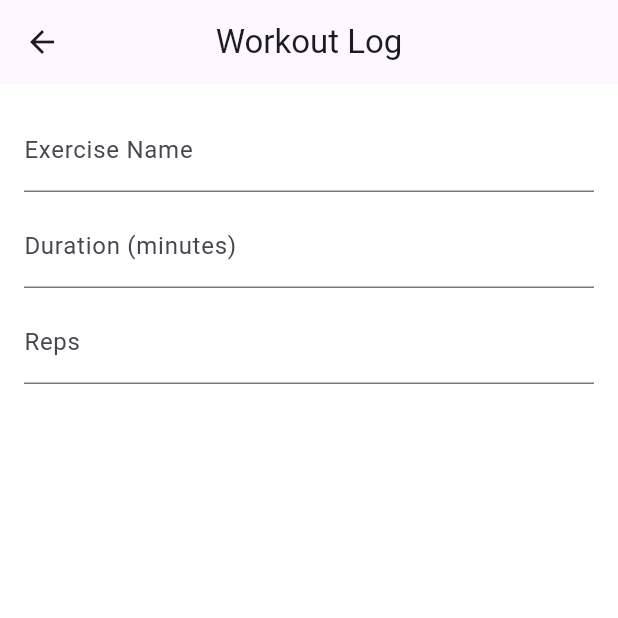
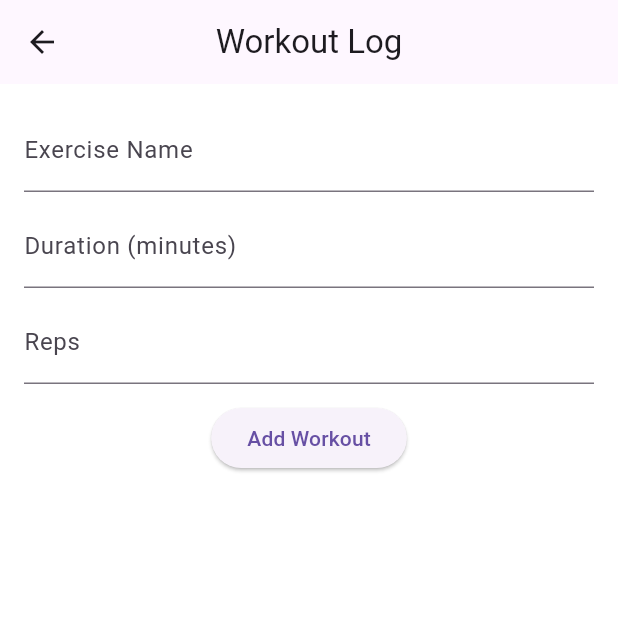
Before and after one commit to 002891677/Group_Project1, a Flutter app: the WorkoutLogScreen screen opened directly, on a phone screen of 412 x 824 dp, the top half of it. Run offline on Flutter 3.47's test engine with Material 3 defaults, Android fonts, the phone set to English and light mode, and no system bars.

Commit message:
feat(workout): add Add Workout button with empty handler

```diff
--- a/lib/screens/workout_log.dart
+++ b/lib/screens/workout_log.dart
@@ -10,6 +10,10 @@ class _WorkoutLogScreenState extends State<WorkoutLogScreen> {
   final _nameCtrl = TextEditingController();
   final _durationCtrl = TextEditingController();
   final _repsCtrl = TextEditingController();
+
+  void _addWorkout() {
+    // will implement next step
+  }
 
   @override
   Widget build(BuildContext context) {
@@ -33,6 +37,9 @@ class _WorkoutLogScreenState extends State<WorkoutLogScreen> {
                 controller: _repsCtrl,
                 keyboardType: TextInputType.number,
                 decoration: const InputDecoration(labelText: 'Reps')),
+            const SizedBox(height: 12),
+            ElevatedButton(
+                onPressed: _addWorkout, child: const Text('Add Workout')),
           ],
         ),
       ),
```
